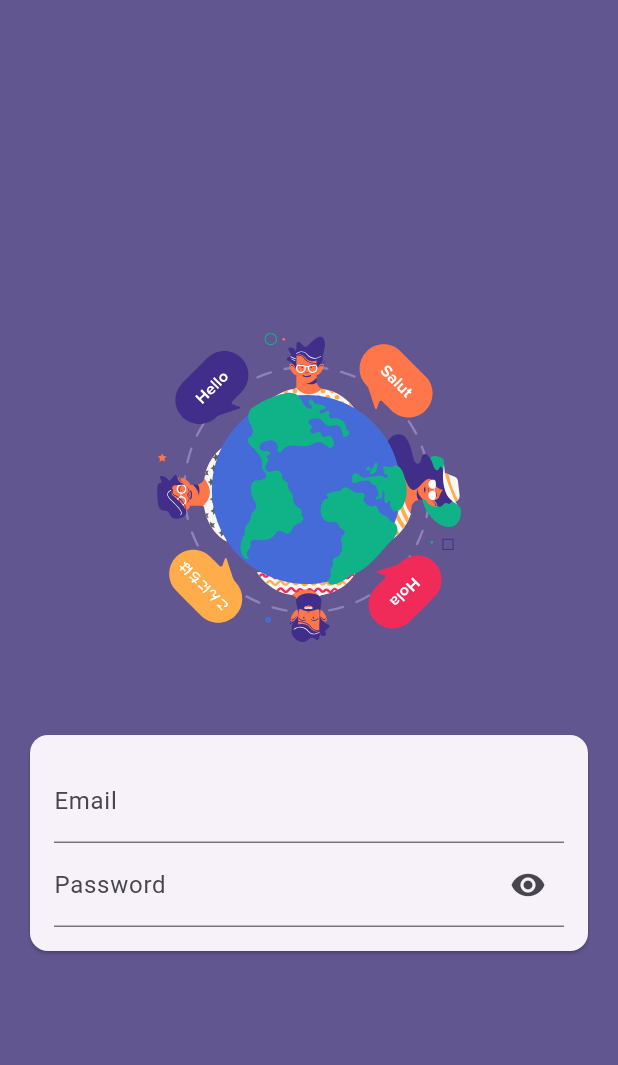
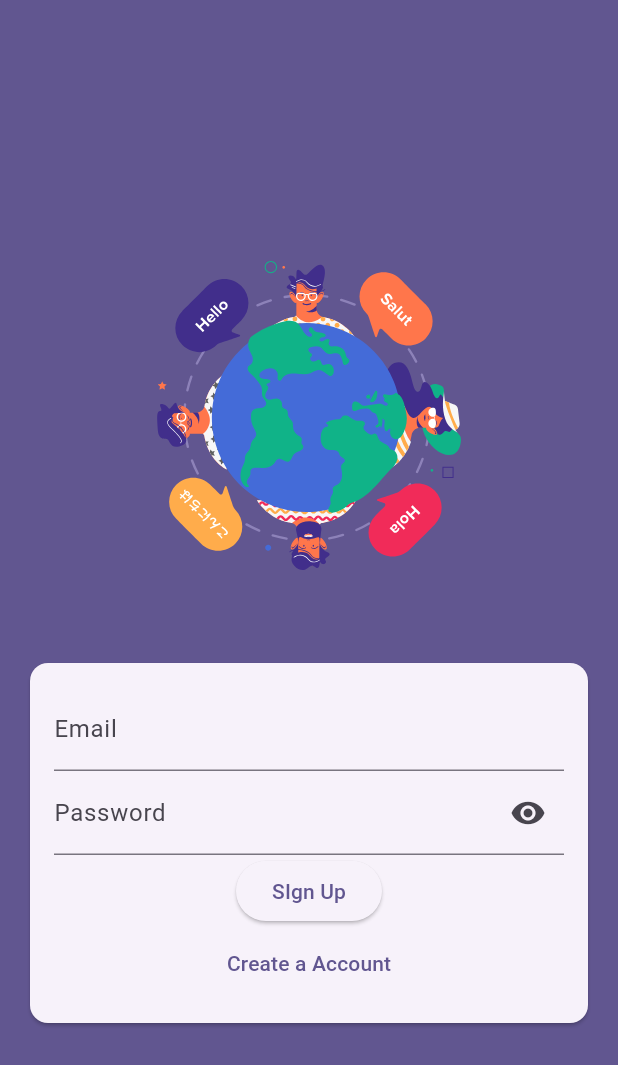
Before and after one commit to adityawalture/Chatify, a Flutter app: the screen it shows after launch, on a phone screen of 412 x 824 dp. Shown: the top 1065 px of the screen. Run offline on Flutter 3.47's test engine with Material 3 defaults, Android fonts, the phone set to English and light mode, and no system bars; our stand-ins replace lottie.

Commit message:
Auth page added signUp buttons

```diff
--- a/lib/Pages/auth.dart
+++ b/lib/Pages/auth.dart
@@ -68,6 +68,14 @@ class _AuthScreenState extends State<AuthScreen> {
                             ),
                             obscureText: passwordVisible,
                           ),
+                          ElevatedButton(
+                            onPressed: () {},
+                            child: const Text("SIgn Up"),
+                          ),
+                          TextButton(
+                            onPressed: () {},
+                            child: const Text("Create a Account"),
+                          ),
                         ],
                       ),
                     ),
```
